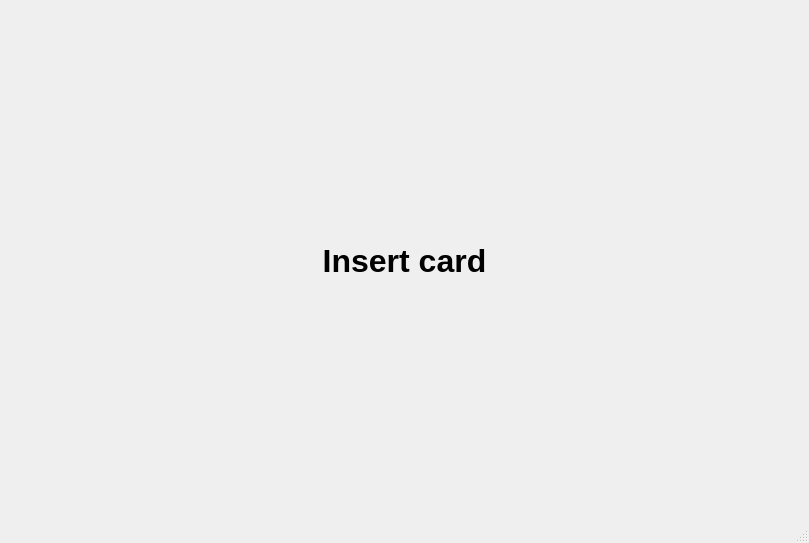
The window that bankautomat/mainwindow.ui (Necromunda/ATM) describes before a commit, drawn with Qt 5.
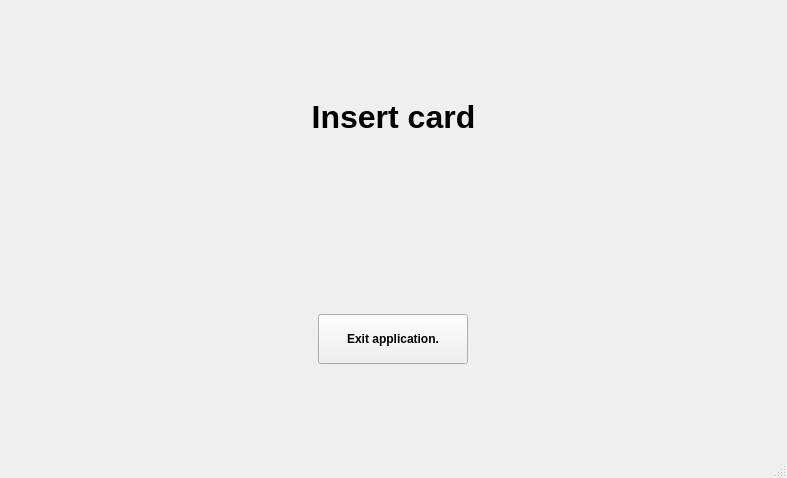
The same window after the commit.

Commit message: bankmain ikkuna ja exit app nappi

```diff
--- a/bankautomat/mainwindow.ui
+++ b/bankautomat/mainwindow.ui
@@ -6,17 +6,21 @@
    <rect>
     <x>0</x>
     <y>0</y>
-    <width>809</width>
-    <height>543</height>
+    <width>787</width>
+    <height>478</height>
    </rect>
   </property>
+  <property name="minimumSize">
+   <size>
+    <width>245</width>
+    <height>177</height>
+   </size>
+  </property>
   <property name="windowTitle">
    <string>MainWindow</string>
   </property>
   <widget class="QWidget" name="centralwidget">
-   <layout class="QVBoxLayout" name="verticalLayout_2">
-    <item>
-     <layout class="QVBoxLayout" name="verticalLayout">
+   <layout class="QVBoxLayout" name="verticalLayout_3">
       <item>
        <widget class="QLabel" name="label">
         <property name="font">
@@ -32,9 +36,42 @@
         <property name="alignment">
          <set>Qt::AlignCenter</set>
         </property>
-       </widget>
-      </item>
-     </layout>
+      <property name="wordWrap">
+       <bool>true</bool>
+      </property>
+     </widget>
+    </item>
+    <item alignment="Qt::AlignHCenter|Qt::AlignVCenter">
+     <widget class="QPushButton" name="exitApp">
+      <property name="sizePolicy">
+       <sizepolicy hsizetype="Maximum" vsizetype="Maximum">
+        <horstretch>0</horstretch>
+        <verstretch>0</verstretch>
+       </sizepolicy>
+      </property>
+      <property name="minimumSize">
+       <size>
+        <width>150</width>
+        <height>50</height>
+       </size>
+      </property>
+      <property name="font">
+       <font>
+        <pointsize>9</pointsize>
+        <weight>75</weight>
+        <bold>true</bold>
+       </font>
+      </property>
+      <property name="layoutDirection">
+       <enum>Qt::LeftToRight</enum>
+      </property>
+      <property name="text">
+       <string>Exit application.</string>
+      </property>
+      <property name="flat">
+       <bool>false</bool>
+      </property>
+     </widget>
     </item>
    </layout>
   </widget>
```
Left out of the diff: 5 changed lines with no effect on the pictures. Lines whose indentation alone changed are shown as unchanged. The commit also changes 7 other files.
